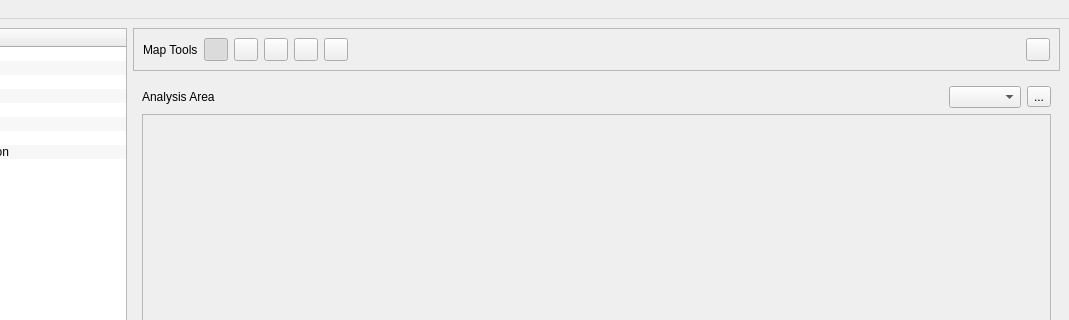
Qt form irs/src/gui/wfipsmainwindow.ui (firelab/wfips) before a commit; both pictures show x 138 to 1207 and y 0 to 320 of the 1207 by 806 pixel window.
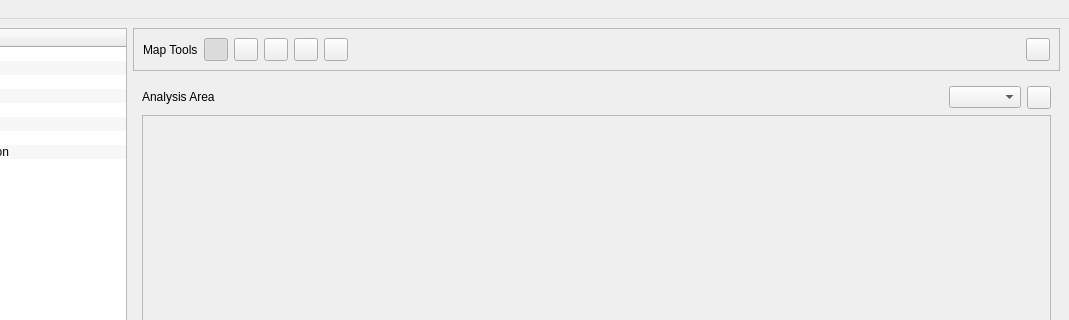
The same form after that commit. The open tabs and pages were chosen to show the change.

Commit message: add icon and tooltip to add layer button

Diff of the .ui file:
```diff
--- a/irs/src/gui/wfipsmainwindow.ui
+++ b/irs/src/gui/wfipsmainwindow.ui
@@ -358,7 +358,7 @@
             <item>
              <widget class="QToolButton" name="customAnalysisAreaOpenToolButton">
               <property name="text">
-               <string>...</string>
+               <string/>
               </property>
              </widget>
             </item>
```
Left out of the diff: 3 changed lines with no effect on the pictures. The commit also changes 2 other files.
